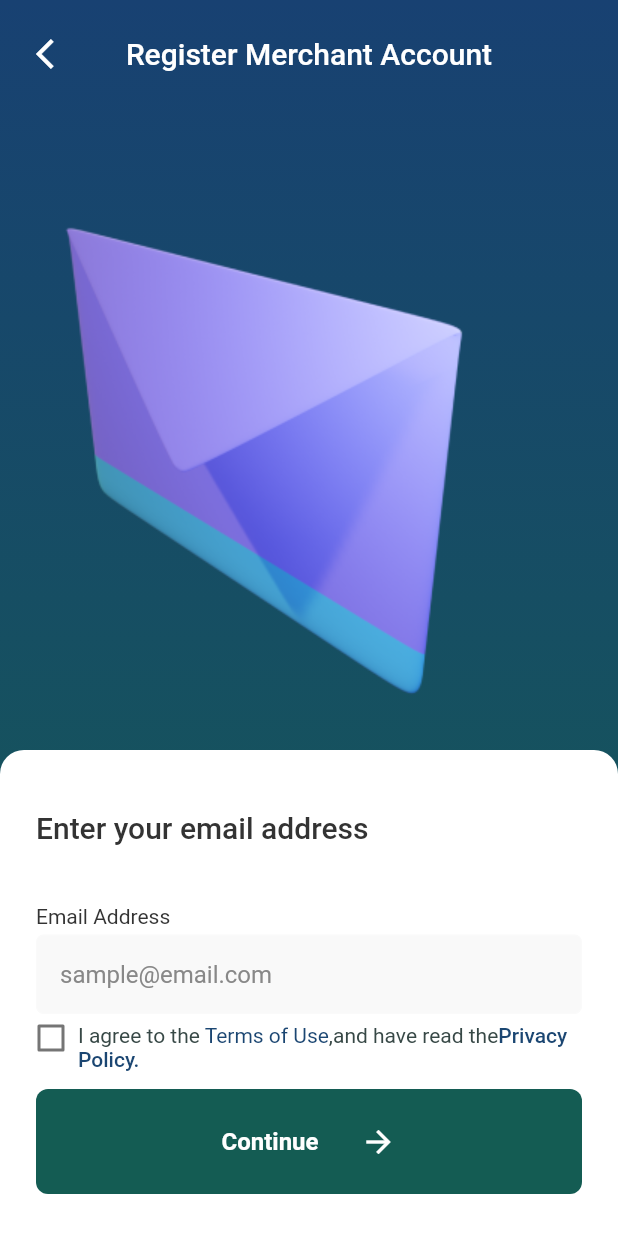
After one commit to iykeprince/mgt-inventory-flutter, a Flutter app: the AuthView screen opened by its route, after a tap on "Register Merchant Account", on a phone screen of 412 x 824 dp. The commit adds this screen. Shown: the top 1233 px of the screen. Run offline on Flutter 3.47's test engine with Material 2 defaults, Android fonts, the phone set to English and light mode, and no system bars; our stand-ins replace dio, flutter_svg, logger, shared_preferences, stacked, stacked_core and 1 more; accounts and stored records are empty; Roboto replaces fonts that are missing (U8).

Commit message:
finsihed merchant registration

```diff
--- a/pos_mobile_ui_package/lib/pos_mobile_ui_package.dart
+++ b/pos_mobile_ui_package/lib/pos_mobile_ui_package.dart
@@ -13,6 +13,7 @@ export 'widgets/buttons/progress_circular_button.dart';
 export 'widgets/checkbox/checkbox.dart';
 export 'widgets/alert/alert.dart';
 export 'widgets/progress/pos_circular_progress.dart';
+export 'widgets/keyboardAware/keyboard_aware.dart';
 //export the utils
 export './utils/colors.dart';
 export './utils/text_styles.dart';
--- a/pos_mobile_ui_package/lib/utils/colors.dart
+++ b/pos_mobile_ui_package/lib/utils/colors.dart
@@ -11,6 +11,7 @@ class ColorManager {
   static const Color kGrey1 = Color(0xff555555);
   static const Color kGrey2 = Color(0xff888888);
   static const Color kGreyOpacity = Color.fromRGBO(55, 72, 70, 0.5);
+  static const Color kGreyOpacity2 = Color.fromRGBO(170, 170, 170, 0.6);
   static const Color kTransparent = Color.fromRGBO(255, 255, 255, 0.1);
   static const Color kDarkCharcoal = Color(0xff333333);
   static const Color kLightGreen = Color(0xffDCEBE3);
@@ -20,4 +21,5 @@ class ColorManager {
   static const Color kButtonTextNavyBlue = Color(0xff1B4672);
   static const Color kInputBgColor = Color(0xffF9F9F9);
   static const Color kTurquoiseDarkColor = Color(0xff374846);
+  static const Color kNavDarkColor = Color(0xff050F1A);
 }
--- a/pos_mobile_ui_package/lib/utils/string_manager.dart
+++ b/pos_mobile_ui_package/lib/utils/string_manager.dart
@@ -13,7 +13,8 @@ class AppString {
   static const String welcomeTo = "Welcome to";
   static const String pos = "POS.";
   static const String registerQuestion = "What would you like to do?";
-  static const String registerMerchant = "Register merchant account";
+  static const String registerMerchant = "Register Merchant Account";
+  static const String completeProfile = "Complete your profile";
   static const String createAdminAccountText = "Create an admin account";
   static const String createAdmin = "Create Admin Account";
   static const String loginToExisting = "Log in to an existing account";
@@ -61,12 +62,16 @@ class AppString {
   static const String determineOfBranchText =
       "Determines the number of your merchant accounts";
   static const String addBranchDetailsText = "Add Branch Details";
-
-  static var passwordValidatorText = "Password is required";
-
-  static var numOfBranchValidatorText = "Number of branches required";
-
-  static var emailValidatorText = "Email address is required";
-
-  static var businessNameValidatorText = "Business name is empty!";
+  static const String passwordValidatorText = "Password is required";
+  static const String contactValidatorText = "Phone number is required";
+  static const String numOfBranchValidatorText = "Number of branches required";
+  static const String emailValidatorText = "Email address is required";
+  static const String businessNameValidatorText = "Business name is empty!";
+  static const String fullNameText = "Full Name";
+  static const String usernameText = "Username";
+  static const String contactNumberText = "Contact Number";
+  static const String branchNameText = "Branch Name";
+  static const String samplebranchNameText = "Ire-Akari Branch";
+  static const String sampleUsernameText = "@taiwokehinde";
+  static const String samplePhoneText = "0901 234 5678";
 }
--- a/pos_mobile_ui_package/lib/widgets/input/input.dart
+++ b/pos_mobile_ui_package/lib/widgets/input/input.dart
@@ -30,6 +30,7 @@ class InputField extends StatelessWidget {
   final InputBorder? enabledBorder;
   final InputBorder? focusedBorder;
   final Color? fillColor;
+  final Color? hintColor;
   final bool? showCursor;
   final bool readOnly;
 
@@ -58,6 +59,7 @@ class InputField extends StatelessWidget {
     this.enabledBorder,
     this.focusedBorder,
     this.fillColor,
+    this.hintColor,
     this.showCursor,
     this.readOnly = false,
   });
@@ -94,7 +96,8 @@ class InputField extends StatelessWidget {
               // labelStyle: getRegularStyle(
               // color: ColorManager.kDarkCharcoal, fontSize: FontSize.s14),
               hintStyle: getRegularStyle(
-                  color: ColorManager.kGrey2, fontSize: FontSize.s16),
+                  color: hintColor ?? ColorManager.kGrey2,
+                  fontSize: FontSize.s16),
               border: border ??
                   OutlineInputBorder(
                     borderRadius: BorderRadius.circular(5),
--- /dev/null
+++ b/pos_mobile_ui_package/lib/widgets/keyboardAware/keyboard_aware.dart
@@ -0,0 +1,22 @@
+// ignore_for_file: use_key_in_widget_constructors
+
+import 'package:flutter/material.dart';
+import 'package:flutter/src/foundation/key.dart';
+import 'package:flutter/src/widgets/framework.dart';
+
+class KeyboardAware extends StatelessWidget {
+  final Widget? child;
+  const KeyboardAware({this.child});
+
+  @override
+  Widget build(BuildContext context) {
+    return GestureDetector(
+        onTap: () {
+          FocusScopeNode currentFocus = FocusScope.of(context);
+          if (!currentFocus.hasPrimaryFocus) {
+            currentFocus.unfocus();
+          }
+        },
+        child: child);
+  }
+}
```
Also changed, not shown: pos_mobile_ui_package/lib/components/bottomNav/bottom_navbar.dart (added, +20 -0 lines), pos_mobile_ui_package/lib/widgets/tabbbar_material_widget.dart (added, +38 -0 lines).
